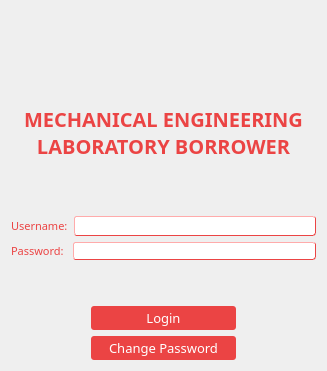
Above: login.ui from markytools/sume-borrower-app before the change. Below: the same form after it.
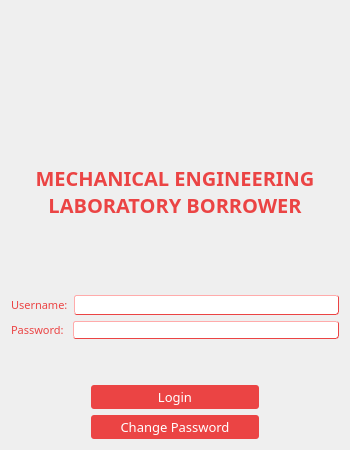
That is the form after the change. Icons and pictures are not drawn.

The edit to the form file:
```diff
--- a/login.ui
+++ b/login.ui
@@ -6,8 +6,8 @@
    <rect>
     <x>0</x>
     <y>0</y>
-    <width>327</width>
-    <height>371</height>
+    <width>350</width>
+    <height>450</height>
    </rect>
   </property>
   <property name="sizePolicy">
@@ -18,14 +18,14 @@
   </property>
   <property name="minimumSize">
    <size>
-    <width>327</width>
-    <height>371</height>
+    <width>350</width>
+    <height>450</height>
    </size>
   </property>
   <property name="maximumSize">
    <size>
-    <width>327</width>
-    <height>371</height>
+    <width>350</width>
+    <height>450</height>
    </size>
   </property>
   <property name="windowTitle">
```
